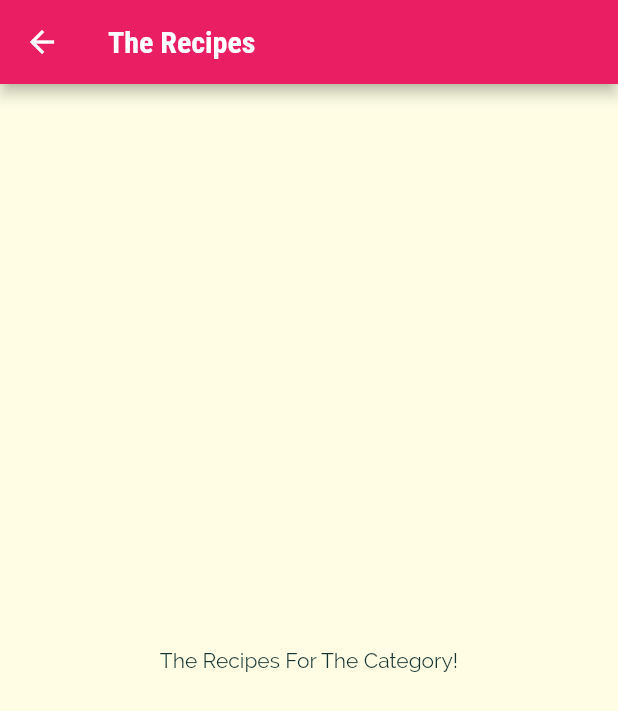
After one commit to Harrytimbog/flutter_meals_app, a Flutter app: the screen it shows after launch, after a tap on "Italian", on a phone screen of 412 x 824 dp. The commit adds this screen. Shown: the top 711 px of the screen. Run offline on Flutter 3.47's test engine with Material 2 defaults, Android fonts, the phone set to English and light mode, and no system bars.

Commit message:
Navigating to a New Page

```diff
--- a/lib/category_item.dart
+++ b/lib/category_item.dart
@@ -1,4 +1,5 @@
 import 'package:flutter/material.dart';
+import './category_meals_screen.dart';
 
 class CategoryItem extends StatelessWidget {
   final String title;
@@ -6,9 +7,19 @@ class CategoryItem extends StatelessWidget {
 
   const CategoryItem(this.title, this.color);
 
+  void _selectCategory(BuildContext ctx) {
+    Navigator.of(ctx).push(MaterialPageRoute(builder: (_) {
+      return CategoryMealsScreen();
+    }));
+  }
+
   @override
   Widget build(BuildContext context) {
-    return Container(
+    return InkWell(
+      onTap: () => _selectCategory(context),
+      splashColor: Theme.of(context).primaryColor,
+      borderRadius: BorderRadius.circular(15),
+      child: Container(
         padding: const EdgeInsets.all(15),
         child: Text(
           title,
@@ -20,6 +31,7 @@ class CategoryItem extends StatelessWidget {
                 begin: Alignment.topLeft,
                 end: Alignment.bottomLeft),
             borderRadius: BorderRadius.circular(15)),
+      ),
     );
   }
 }
--- /dev/null
+++ b/lib/category_meals_screen.dart
@@ -0,0 +1,19 @@
+import 'package:flutter/src/foundation/key.dart';
+import 'package:flutter/src/widgets/container.dart';
+import 'package:flutter/material.dart';
+
+class CategoryMealsScreen extends StatelessWidget {
+  const CategoryMealsScreen({Key key}) : super(key: key);
+
+  @override
+  Widget build(BuildContext context) {
+    return Scaffold(
+      appBar: AppBar(
+        title: Text('The Recipes'),
+      ),
+      body: Center(
+        child: Text('The Recipes For The Category!'),
+      ),
+    );
+  }
+}
```
Lines whose indentation alone changed are shown as unchanged.
